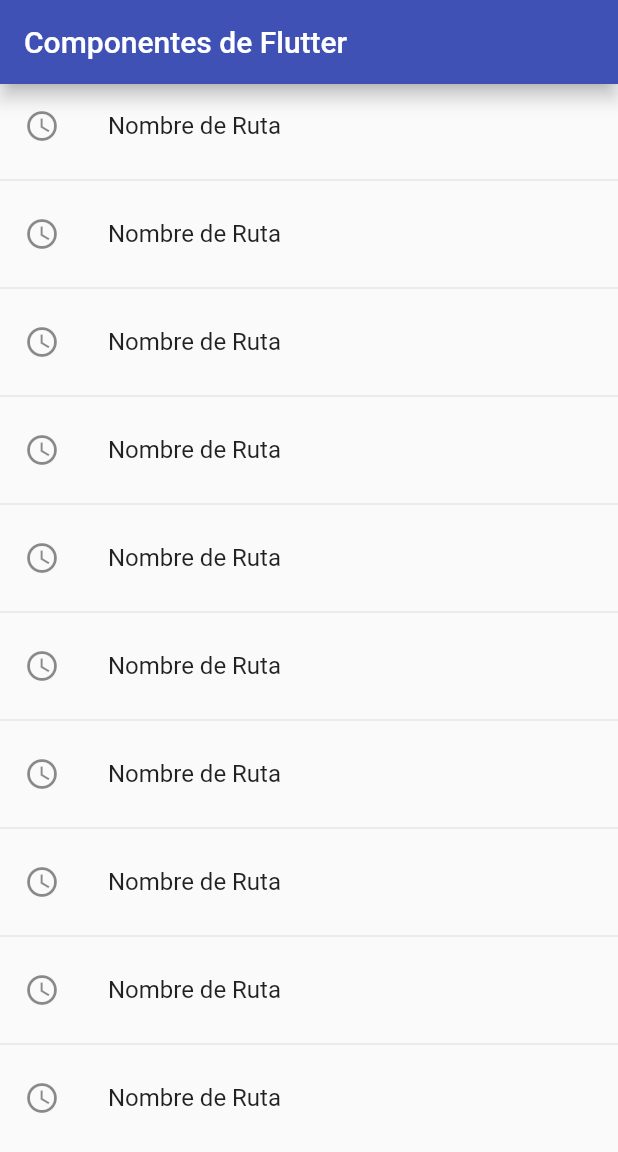
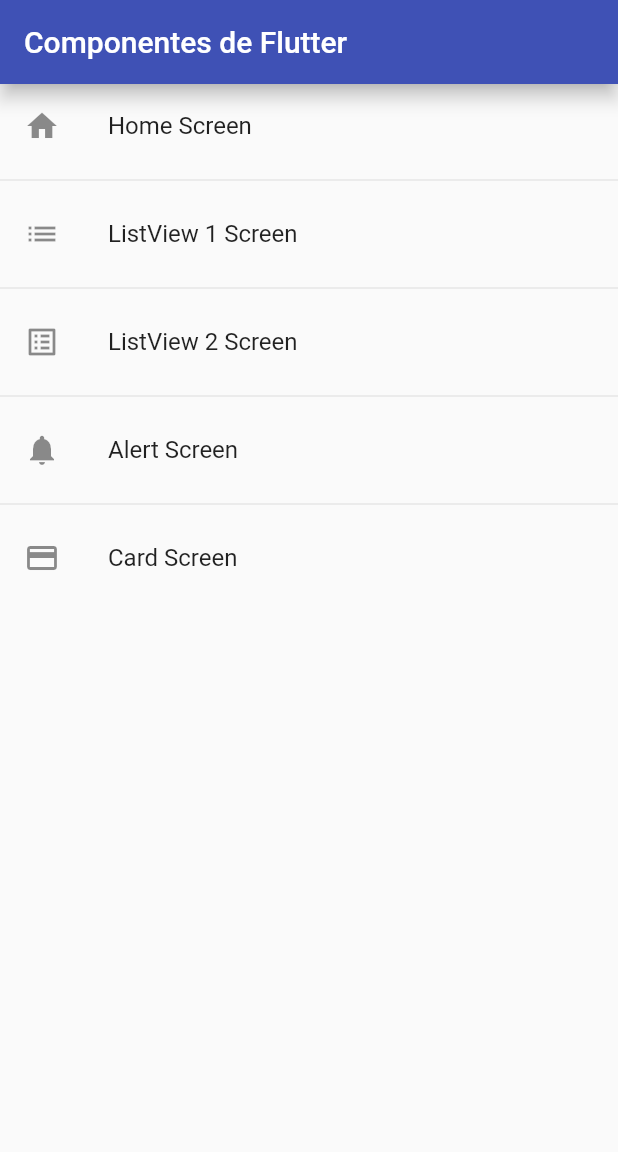
Before and after one commit to j-machuca/flutter-course, a Flutter app: the screen it shows after launch, on a phone screen of 412 x 824 dp. Shown: the top 1152 px of the screen. Run offline on Flutter 3.47's test engine with Material 2 defaults, Android fonts, the phone set to English and light mode, and no system bars.

Commit message:
route setup

```diff
--- a/lib/main.dart
+++ b/lib/main.dart
@@ -1,6 +1,5 @@
 import 'package:flutter/material.dart';
-
-import 'screens/screens.dart';
+import 'package:flutter_course/router/app_routes.dart';
 
 void main() {
   runApp(const MyApp());
@@ -17,20 +16,10 @@ class MyApp extends StatelessWidget {
       theme: ThemeData(
         primarySwatch: Colors.blue,
       ),
-      initialRoute: 'home',
-      routes: {
-        'home': (BuildContext context) => const HomeScreen(),
-        'listview1': (BuildContext context) => const Listview1Screen(),
-        'listview2': (BuildContext context) => const Listview2Screen(),
-        'alerts': (BuildContext context) => const AlertScreen(),
-        'card': (BuildContext context) => const CardScreen()
-      },
+      initialRoute: AppRoutes.initialRoute,
+      routes: AppRoutes.getAppRoutes(),
       // Generates a route for non existing patters in route object
-      onGenerateRoute: (settings) {
-        return MaterialPageRoute(
-          builder: (context) => const AlertScreen(),
-        );
-      },
+      onGenerateRoute: AppRoutes.onGenerateRoute,
     );
   }
 }
--- /dev/null
+++ b/lib/models/menu_option.dart
@@ -0,0 +1,14 @@
+import 'package:flutter/material.dart' show IconData, Widget;
+
+class MenuOption {
+  final String route;
+  final IconData icon;
+  final String name;
+  final Widget screen;
+
+  MenuOption(
+      {required this.route,
+      required this.icon,
+      required this.name,
+      required this.screen});
+}
--- /dev/null
+++ b/lib/models/models.dart
@@ -0,0 +1 @@
+export 'package:flutter_course/models/menu_option.dart';
--- /dev/null
+++ b/lib/router/app_routes.dart
@@ -0,0 +1,62 @@
+import 'package:flutter/material.dart';
+import 'package:flutter_course/models/models.dart';
+
+import '../screens/screens.dart';
+
+class AppRoutes {
+  static const initialRoute = 'home';
+
+  static final menuOptions = <MenuOption>[
+    MenuOption(
+        route: 'home',
+        name: "Home Screen",
+        screen: const HomeScreen(),
+        icon: Icons.home),
+    MenuOption(
+        route: 'listview1',
+        name: "ListView 1 Screen",
+        screen: const Listview1Screen(),
+        icon: Icons.list),
+    MenuOption(
+        route: 'listview2',
+        name: "ListView 2 Screen",
+        screen: const Listview2Screen(),
+        icon: Icons.list_alt),
+    MenuOption(
+      route: 'alerts',
+      name: "Alert Screen",
+      screen: const AlertScreen(),
+      icon: Icons.notifications,
+    ),
+    MenuOption(
+      route: 'cards',
+      name: "Card Screen",
+      screen: const CardScreen(),
+      icon: Icons.credit_card,
+    ),
+  ];
+
+  // static Map<String, Widget Function(BuildContext)> routes = {
+  //   'home': (BuildContext context) => const HomeScreen(),
+  //   'listview1': (BuildContext context) => const Listview1Screen(),
+  //   'listview2': (BuildContext context) => const Listview2Screen(),
+  //   'alerts': (BuildContext context) => const AlertScreen(),
+  //   'card': (BuildContext context) => const CardScreen()
+  // };
+
+  static Map<String, Widget Function(BuildContext)> getAppRoutes() {
+    Map<String, Widget Function(BuildContext)> appRoutes = {};
+
+    for (final option in menuOptions) {
+      appRoutes.addAll({option.route: (BuildContext context) => option.screen});
+    }
+
+    return appRoutes;
+  }
+
+  static Route<dynamic> onGenerateRoute(RouteSettings settings) {
+    return MaterialPageRoute(
+      builder: (context) => const AlertScreen(),
+    );
+  }
+}
--- a/lib/screens/home_screen.dart
+++ b/lib/screens/home_screen.dart
@@ -1,11 +1,13 @@
 import 'package:flutter/material.dart';
-import 'package:flutter_course/screens/screens.dart';
+import 'package:flutter_course/router/app_routes.dart';
 
 class HomeScreen extends StatelessWidget {
   const HomeScreen({Key? key}) : super(key: key);
 
   @override
   Widget build(BuildContext context) {
+    final menuOptions = AppRoutes.menuOptions;
+
     return Scaffold(
         appBar: AppBar(
           title: const Text('Componentes de Flutter'),
@@ -13,10 +15,10 @@ class HomeScreen extends StatelessWidget {
           elevation: 5,
         ),
         body: ListView.separated(
-          itemCount: 10,
+          itemCount: menuOptions.length,
           itemBuilder: (BuildContext context, index) => ListTile(
-            title: const Text("Nombre de Ruta"),
-            leading: const Icon(Icons.access_time_outlined),
+            title: Text(menuOptions[index].name),
+            leading: Icon(menuOptions[index].icon),
             onTap: () {
               // final route = MaterialPageRoute(
               //   builder: (context) => const Listview1Screen(),
@@ -29,7 +31,7 @@ class HomeScreen extends StatelessWidget {
               // Navigator.pushReplacement(context, route);
 
               // Pushes a named route to the top of the stack
-              Navigator.pushNamed(context, "card");
+              Navigator.pushNamed(context, menuOptions[index].route);
             },
           ),
           separatorBuilder: (_, __) => const Divider(),
```
